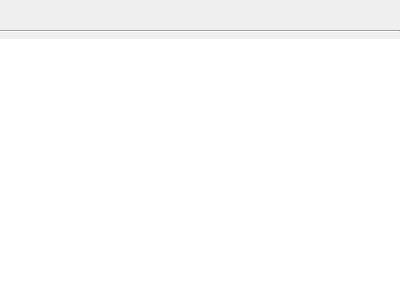
Before: the Qt Designer form src/tableofcontentbar.ui in kiwix/kiwix-desktop, drawn with Qt 5.
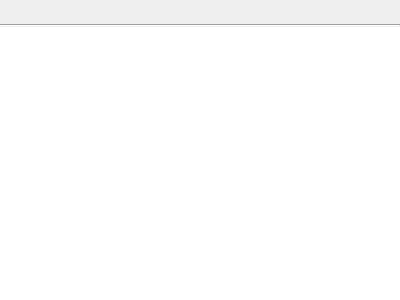
After: the same form once the commit is applied.

Commit message: Proper Styling to TOC

The edit to the form file:
```diff
--- a/src/tableofcontentbar.ui
+++ b/src/tableofcontentbar.ui
@@ -20,6 +20,9 @@
    <string>Form</string>
   </property>
   <layout class="QVBoxLayout" name="verticalLayout">
+   <property name="spacing">
+    <number>0</number>
+   </property>
    <property name="leftMargin">
     <number>0</number>
    </property>
@@ -90,7 +93,7 @@
       <enum>QAbstractScrollArea::AdjustToContents</enum>
      </property>
      <property name="textElideMode">
-      <enum>Qt::ElideNone</enum>
+      <enum>Qt::ElideRight</enum>
      </property>
      <property name="indentation">
       <number>30</number>
```
Left out of the diff: 6 changed lines with no effect on the pictures. The commit also changes 1 other file.
